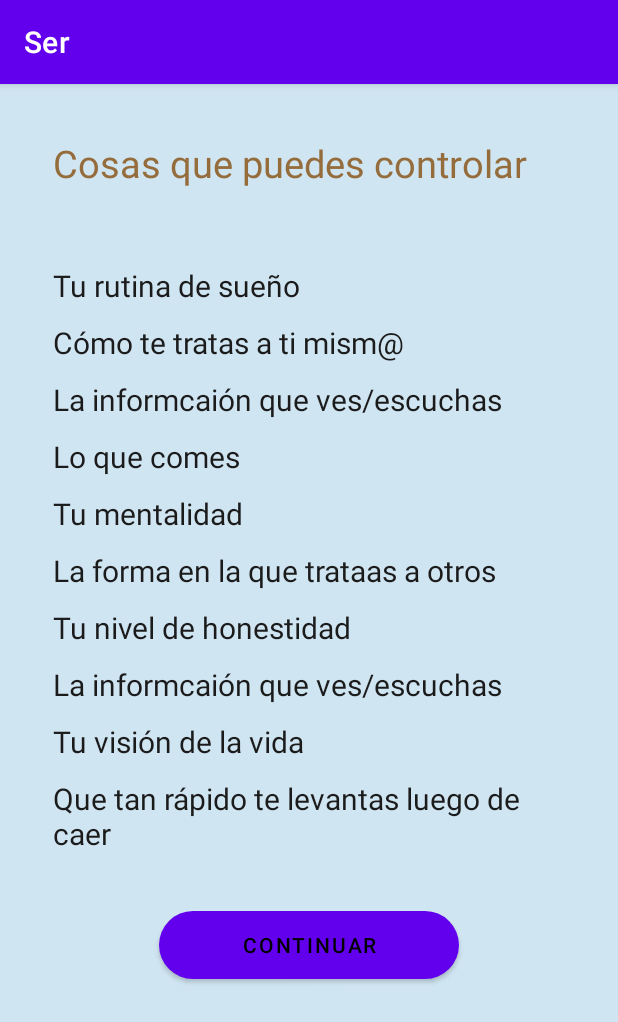
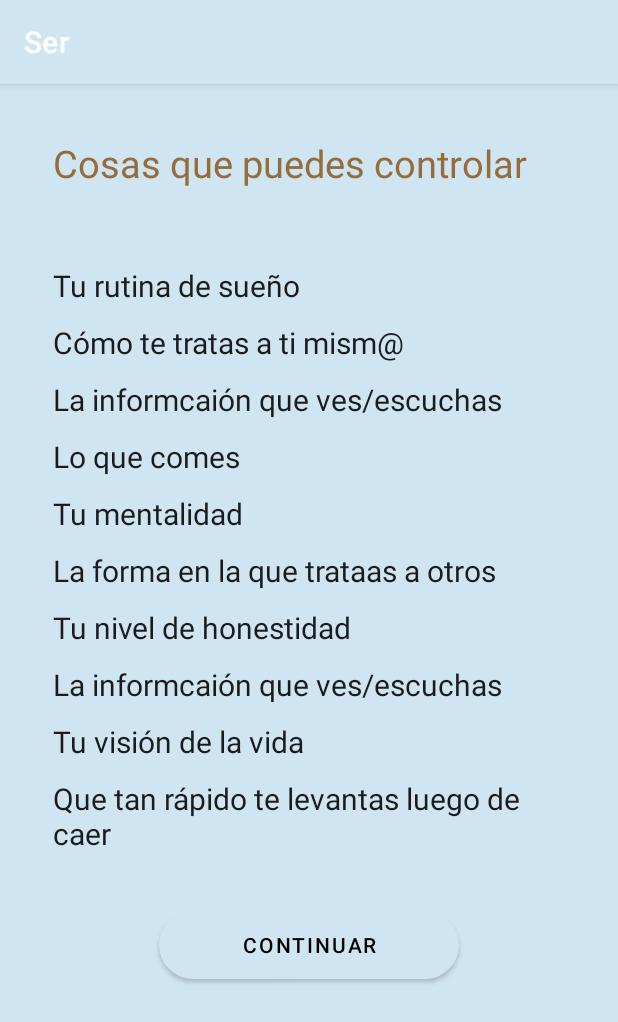
Before and after one commit to MichelleNaffate/AppSer, an Android app: the screen it shows after launch (MainActivity), on a phone screen of 412 x 824 dp. Shown: the top 1022 px of the screen. Run offline under Robolectric (Android 15) with nearby library versions, the phone set to English and light mode, and no system bars.

Commit message:
Se modificó los colores principales.

```diff
--- a/app/src/main/res/values/themes.xml
+++ b/app/src/main/res/values/themes.xml
@@ -2,9 +2,9 @@
     <!-- Base application theme. -->
     <style name="Theme.Ser" parent="Theme.MaterialComponents.DayNight.DarkActionBar">
         <!-- Primary brand color. -->
-        <item name="colorPrimary">@color/purple_500</item>
-        <item name="colorPrimaryVariant">@color/purple_700</item>
-        <item name="colorOnPrimary">@color/white</item>
+        <item name="colorPrimary">@color/btnClaro</item>
+        <item name="colorPrimaryVariant">@color/fondo</item>
+        <item name="colorOnPrimary">@color/degradadoNaranja</item>
         <!-- Secondary brand color. -->
         <item name="colorSecondary">@color/teal_200</item>
         <item name="colorSecondaryVariant">@color/teal_700</item>
```
